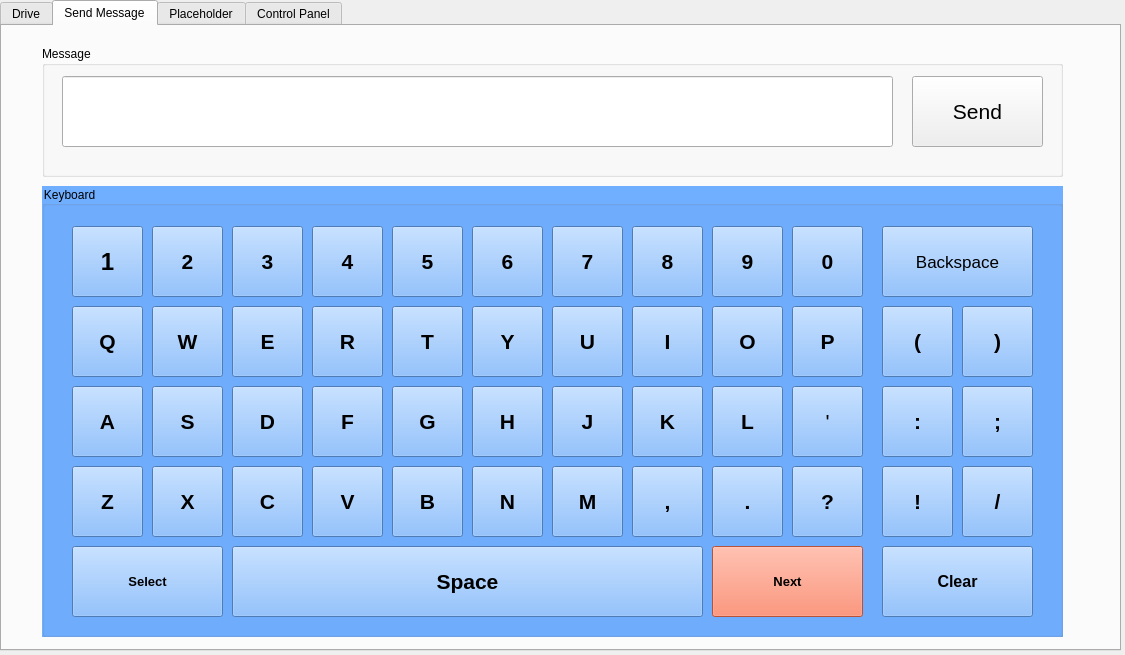
This is Stuff/demoGUI.ui in tLiMiT/Capstone as Qt 5 draws it before an edit. The edited form follows.
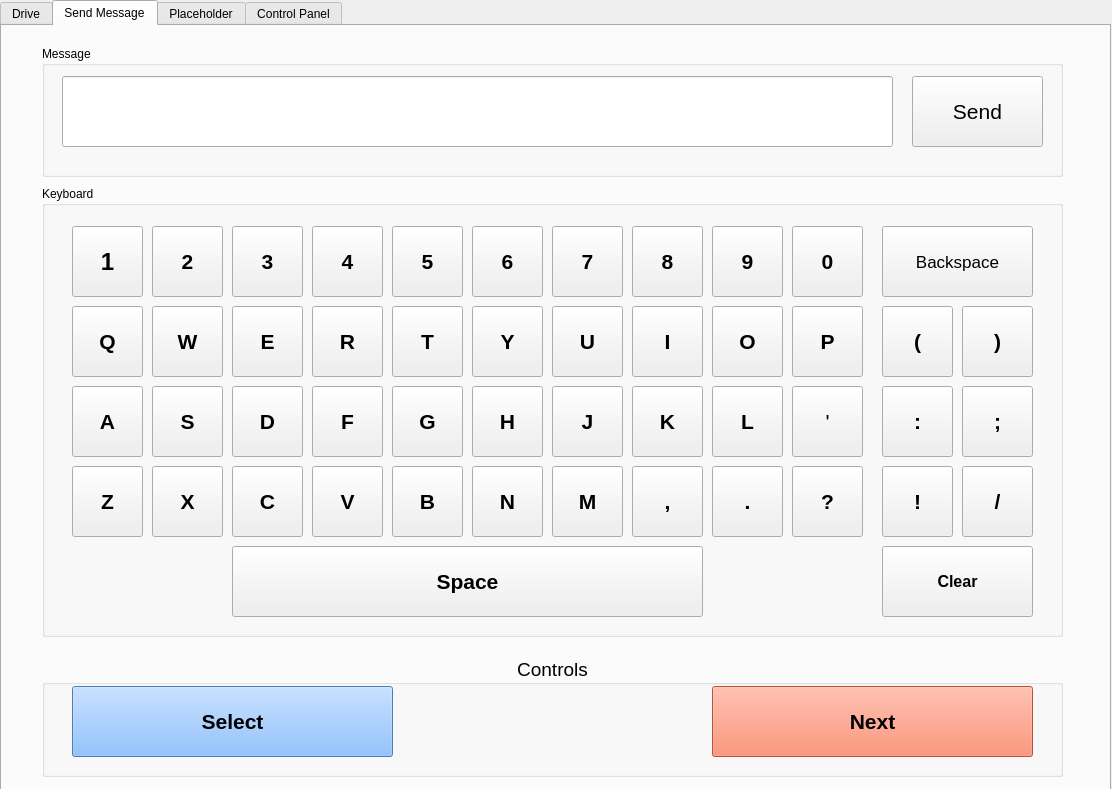
This is the edited form. The open tabs and pages were chosen to show the change. Icons and pictures are not drawn.

```diff
--- a/Stuff/demoGUI.ui
+++ b/Stuff/demoGUI.ui
@@ -6,8 +6,8 @@
    <rect>
     <x>0</x>
     <y>0</y>
-    <width>1125</width>
-    <height>655</height>
+    <width>1112</width>
+    <height>789</height>
    </rect>
   </property>
   <property name="windowTitle">
@@ -22,8 +22,8 @@
     <rect>
      <x>0</x>
      <y>0</y>
-     <width>1121</width>
-     <height>651</height>
+     <width>1111</width>
+     <height>791</height>
     </rect>
    </property>
    <property name="layoutDirection">
@@ -282,9 +282,6 @@
        <height>451</height>
       </rect>
      </property>
-     <property name="styleSheet">
-      <string notr="true">background-color: rgb(112, 174, 255);</string>
-     </property>
      <property name="title">
       <string>Keyboard</string>
      </property>
@@ -1249,52 +1246,6 @@
        <string>,</string>
       </property>
      </widget>
-     <widget class="QPushButton" name="keyboardSelectLeft">
-      <property name="geometry">
-       <rect>
-        <x>30</x>
-        <y>360</y>
-        <width>151</width>
-        <height>71</height>
-       </rect>
-      </property>
-      <property name="font">
-       <font>
-        <pointsize>10</pointsize>
-        <weight>75</weight>
-        <bold>true</bold>
-       </font>
-      </property>
-      <property name="styleSheet">
-       <string notr="true">background-color: rgb(112, 174, 255);</string>
-      </property>
-      <property name="text">
-       <string>Select</string>
-      </property>
-     </widget>
-     <widget class="QPushButton" name="keyboardSelectRight">
-      <property name="geometry">
-       <rect>
-        <x>670</x>
-        <y>360</y>
-        <width>151</width>
-        <height>71</height>
-       </rect>
-      </property>
-      <property name="font">
-       <font>
-        <pointsize>10</pointsize>
-        <weight>75</weight>
-        <bold>true</bold>
-       </font>
-      </property>
-      <property name="styleSheet">
-       <string notr="true">background-color: rgb(255, 115, 80);</string>
-      </property>
-      <property name="text">
-       <string>Next</string>
-      </property>
-     </widget>
      <widget class="QPushButton" name="messageClearButton">
       <property name="geometry">
        <rect>
@@ -1369,6 +1320,73 @@
       </property>
      </widget>
     </widget>
+    <widget class="QGroupBox" name="groupBox_Controls">
+     <property name="geometry">
+      <rect>
+       <x>40</x>
+       <y>630</y>
+       <width>1021</width>
+       <height>121</height>
+      </rect>
+     </property>
+     <property name="font">
+      <font>
+       <pointsize>14</pointsize>
+      </font>
+     </property>
+     <property name="title">
+      <string>Controls</string>
+     </property>
+     <property name="alignment">
+      <set>Qt::AlignCenter</set>
+     </property>
+     <widget class="QPushButton" name="keyboardSelectLeft">
+      <property name="geometry">
+       <rect>
+        <x>30</x>
+        <y>30</y>
+        <width>321</width>
+        <height>71</height>
+       </rect>
+      </property>
+      <property name="font">
+       <font>
+        <pointsize>16</pointsize>
+        <weight>75</weight>
+        <bold>true</bold>
+       </font>
+      </property>
+      <property name="styleSheet">
+       <string notr="true">background-color: rgb(112, 174, 255);</string>
+      </property>
+      <property name="text">
+       <string>Select</string>
+      </property>
+     </widget>
+     <widget class="QPushButton" name="keyboardSelectRight">
+      <property name="geometry">
+       <rect>
+        <x>670</x>
+        <y>30</y>
+        <width>321</width>
+        <height>71</height>
+       </rect>
+      </property>
+      <property name="font">
+       <font>
+        <pointsize>16</pointsize>
+        <weight>75</weight>
+        <bold>true</bold>
+       </font>
+      </property>
+      <property name="styleSheet">
+       <string notr="true">background-color: rgb(255, 115, 80);</string>
+      </property>
+      <property name="text">
+       <string>Next</string>
+      </property>
+     </widget>
+    </widget>
    </widget>
    <widget class="QWidget" name="tab_3">
     <attribute name="title">
```
Left out of the diff: 8 changed lines with no effect on the pictures.
